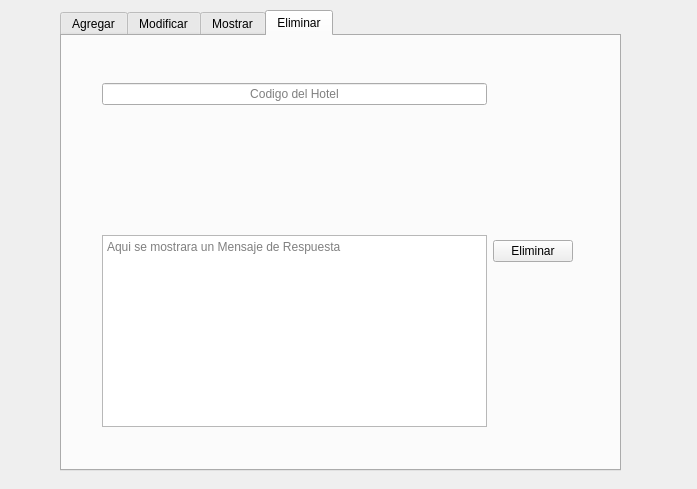
Old version of the form menuhoteles2.ui in the repository mickambar19/AgenciaDViajes.
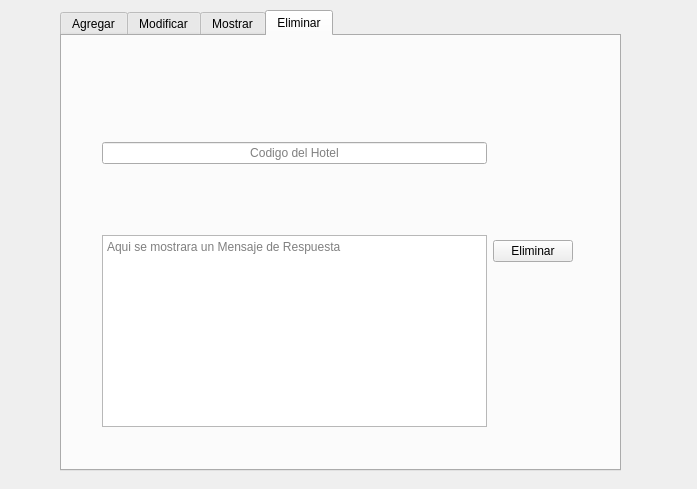
New version of the form. The open tabs and pages were chosen to show the change.

What changed in the file:
```diff
--- a/menuhoteles2.ui
+++ b/menuhoteles2.ui
@@ -206,6 +206,12 @@
           <property name="orientation">
            <enum>Qt::Vertical</enum>
           </property>
+          <property name="sizeHint" stdset="0">
+           <size>
+            <width>0</width>
+            <height>0</height>
+           </size>
+          </property>
          </spacer>
         </item>
         <item>
```
Left out of the diff: 8 changed lines with no effect on the pictures.
